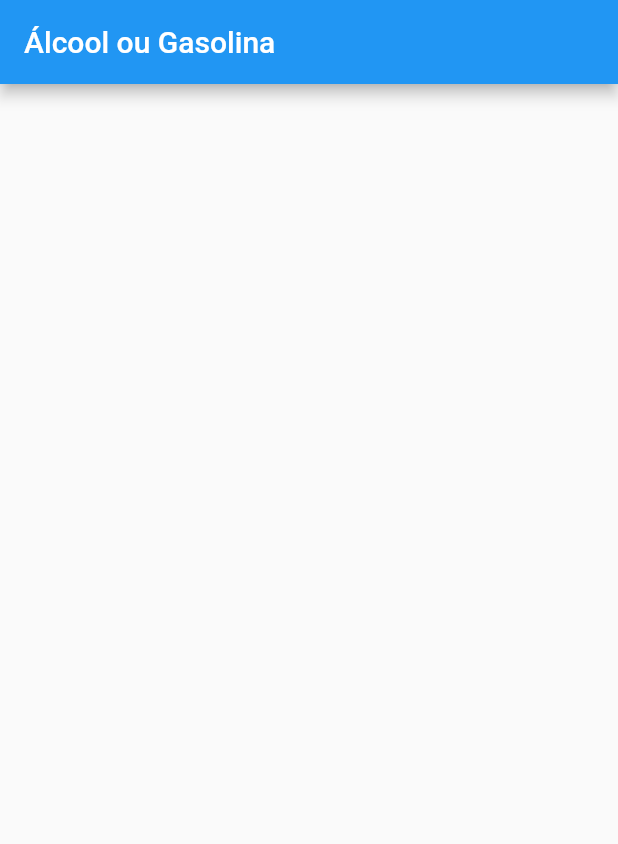
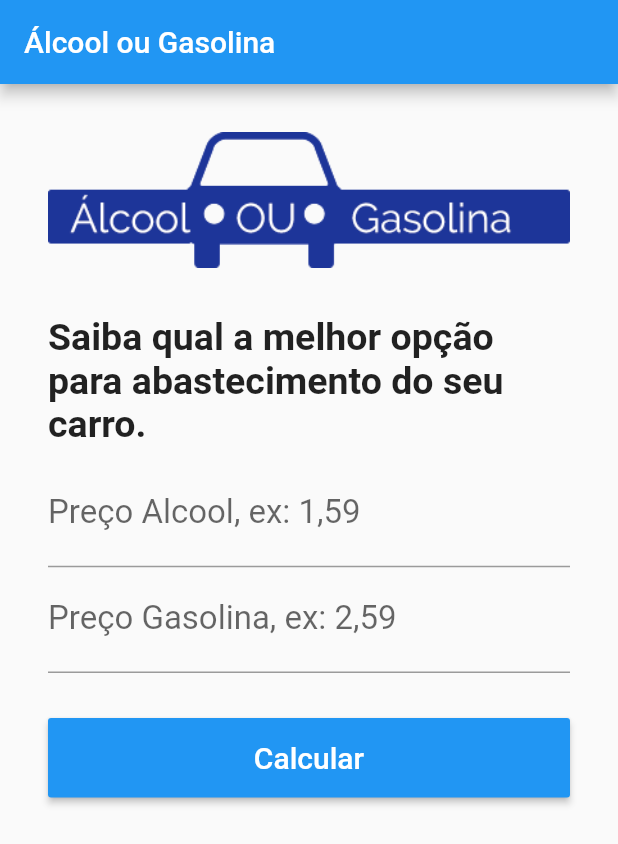
Before and after one commit to danielfb88/alcool_gasolina, a Flutter app: the screen it shows after launch, on a phone screen of 412 x 824 dp. Shown: the top 844 px of the screen. Run offline on Flutter 3.47's test engine with Material 2 defaults, Android fonts, the phone set to English and light mode, and no system bars.

Commit message:
controller para textField

```diff
--- a/lib/Home.dart
+++ b/lib/Home.dart
@@ -6,6 +6,9 @@ class Home extends StatefulWidget {
 }
 
 class _HomeState extends State<Home> {
+  TextEditingController _controllerAlcool = TextEditingController();
+  TextEditingController _controllerGasolina = TextEditingController();
+
   @override
   Widget build(BuildContext context) {
     return Scaffold(
@@ -14,8 +17,62 @@ class _HomeState extends State<Home> {
         backgroundColor: Colors.blue,
       ),
       body: Container(
+        padding: EdgeInsets.all(32),
         child: Column(
+          crossAxisAlignment: CrossAxisAlignment.stretch,
+          children: <Widget>[
+            Padding(
+              padding: EdgeInsets.only(bottom: 32),
+              child: Image.asset("images/logo.png"),
+            ),
+            Padding(
+              padding: EdgeInsets.only(bottom: 10),
+              child: Text(
+                  "Saiba qual a melhor opção para abastecimento do seu carro.",
+                  style: TextStyle(
+                    fontSize: 25,
+                    fontWeight: FontWeight.bold
+                  ),
+              ),
+            ),
+            TextField(
+              keyboardType: TextInputType.number,
+              decoration: InputDecoration(
+                labelText: "Preço Alcool, ex: 1,59"
+              ),
+              style: TextStyle(
+                fontSize: 22
+              ),
+              controller: _controllerAlcool,
+            ),
+            TextField(
+              keyboardType: TextInputType.number,
+              decoration: InputDecoration(
+                  labelText: "Preço Gasolina, ex: 2,59"
+              ),
+              style: TextStyle(
+                  fontSize: 22
+              ),
+              controller: _controllerGasolina,
+            ),
+            Padding(
+              padding: EdgeInsets.only(top: 30),
+              child: RaisedButton(
+                color: Colors.blue,
+                textColor: Colors.white,
+                padding: EdgeInsets.all(15),
+                child: Text(
+                    "Calcular",
+                  style: TextStyle(
+                    fontSize: 20
+                  ),
+                ),
+                onPressed: () {
 
+                },
+              ),
+            )
+          ],
         ),
       ),
 
```
